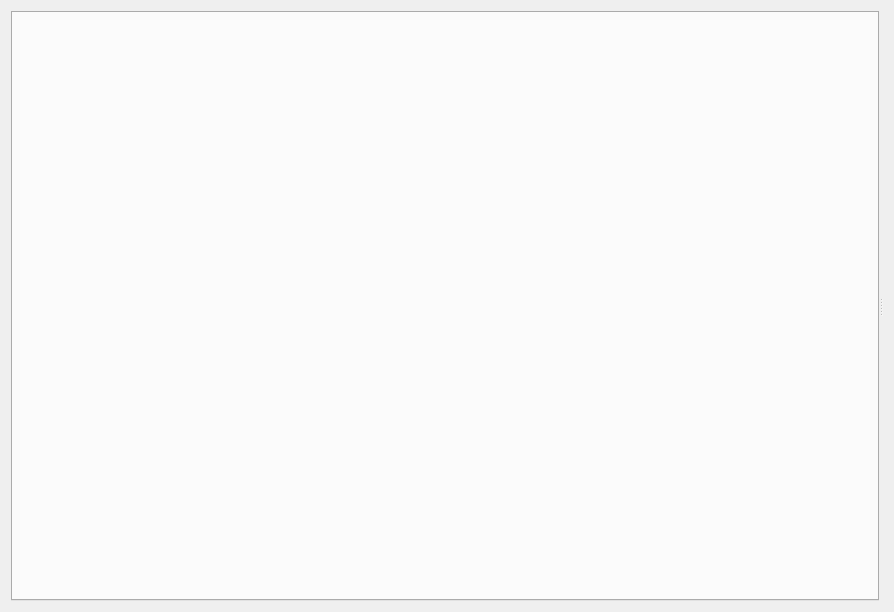
Before: the Qt Designer form ui/mainWidget.ui in puffisional/cbMarian, drawn with Qt 5.
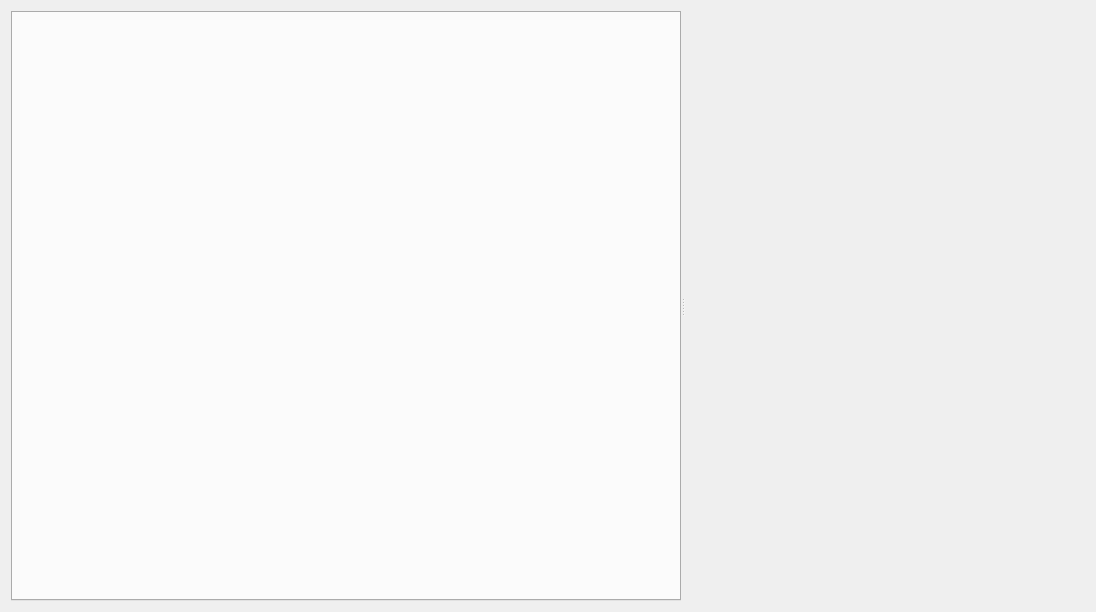
After: the same form once the commit is applied.

The edit to the form file:
```diff
--- a/ui/mainWidget.ui
+++ b/ui/mainWidget.ui
@@ -6,7 +6,7 @@
    <rect>
     <x>0</x>
     <y>0</y>
-    <width>894</width>
+    <width>1093</width>
     <height>612</height>
    </rect>
   </property>
@@ -37,11 +37,24 @@
         <number>0</number>
        </property>
        <item row="0" column="0">
-        <widget class="QTabWidget" name="brokerTabs"/>
+        <widget class="QTabWidget" name="brokerTabs">
+         <property name="minimumSize">
+          <size>
+           <width>670</width>
+           <height>0</height>
+          </size>
+         </property>
+        </widget>
        </item>
       </layout>
      </widget>
      <widget class="QWidget" name="graphListWidget" native="true">
+      <property name="minimumSize">
+       <size>
+        <width>400</width>
+        <height>0</height>
+       </size>
+      </property>
       <layout class="QVBoxLayout" name="verticalLayout"/>
      </widget>
     </widget>
```
